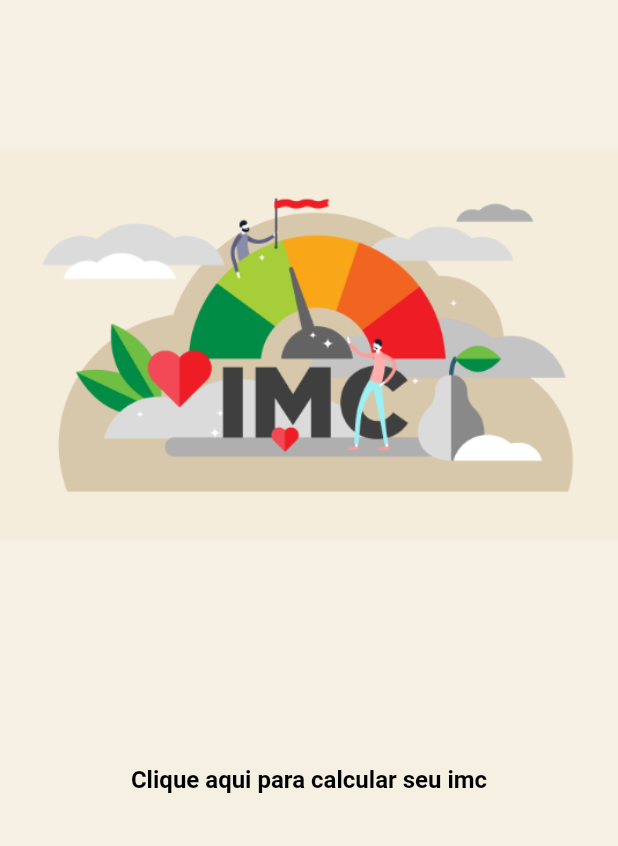
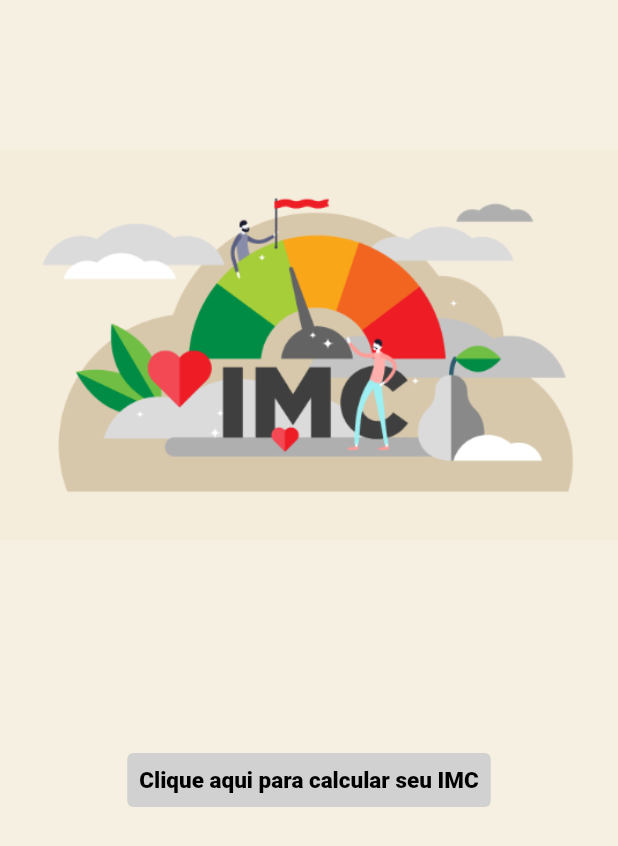
Before and after one commit to luizbahl/Calculadora_imc-flutter, a Flutter app: the screen it shows after launch, on a phone screen of 412 x 824 dp. Shown: the top 846 px of the screen. Run offline on Flutter 3.47's test engine with Material 2 defaults, Android fonts, the phone set to English and light mode, and no system bars; our stand-ins replace google_fonts; Roboto replaces fonts that are missing (Lugrasimo).

Commit message:
Criando a CalculaIMC page

```diff
--- a/lib/pages/home_page.dart
+++ b/lib/pages/home_page.dart
@@ -1,3 +1,4 @@
+import 'package:calculadora_imc/pages/calcula_imc.dart';
 import 'package:flutter/material.dart';
 
 class HomePage extends StatefulWidget {
@@ -31,11 +32,22 @@ class _HomePageState extends State<HomePage> {
               margin: const EdgeInsets.symmetric(horizontal: 30),
               height: 80,
               alignment: Alignment.center,
-                child: const Text("Clique aqui para calcular seu imc",
+              child: TextButton(
+                  onPressed: () {
+                    Navigator.push(
+                        context,
+                        MaterialPageRoute(
+                            builder: (context) => const CalculaImc()));
+                  },
+                  style: const ButtonStyle(
+                      backgroundColor: MaterialStatePropertyAll(
+                          Color.fromARGB(255, 209, 209, 209))),
+                  child: const Text("Clique aqui para calcular seu IMC",
                       style: TextStyle(
                           color: Colors.black,
-                        fontSize: 16,
-                        fontWeight: FontWeight.w700))),
+                          fontSize: 15,
+                          fontWeight: FontWeight.w900))),
+            )
           ]),
         ),
       ),
```
Also changed, not shown: lib/pages/calcula_imc.dart (added, +76 -0 lines). Lines whose indentation alone changed are shown as unchanged.
